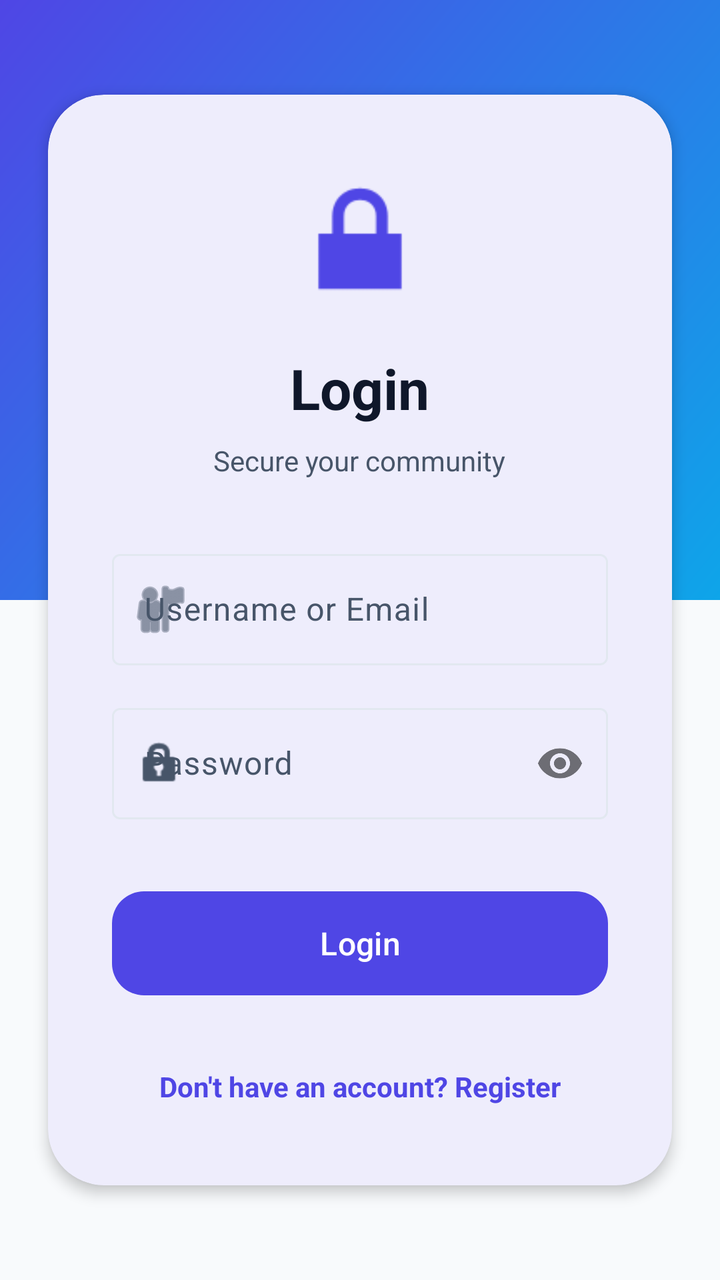
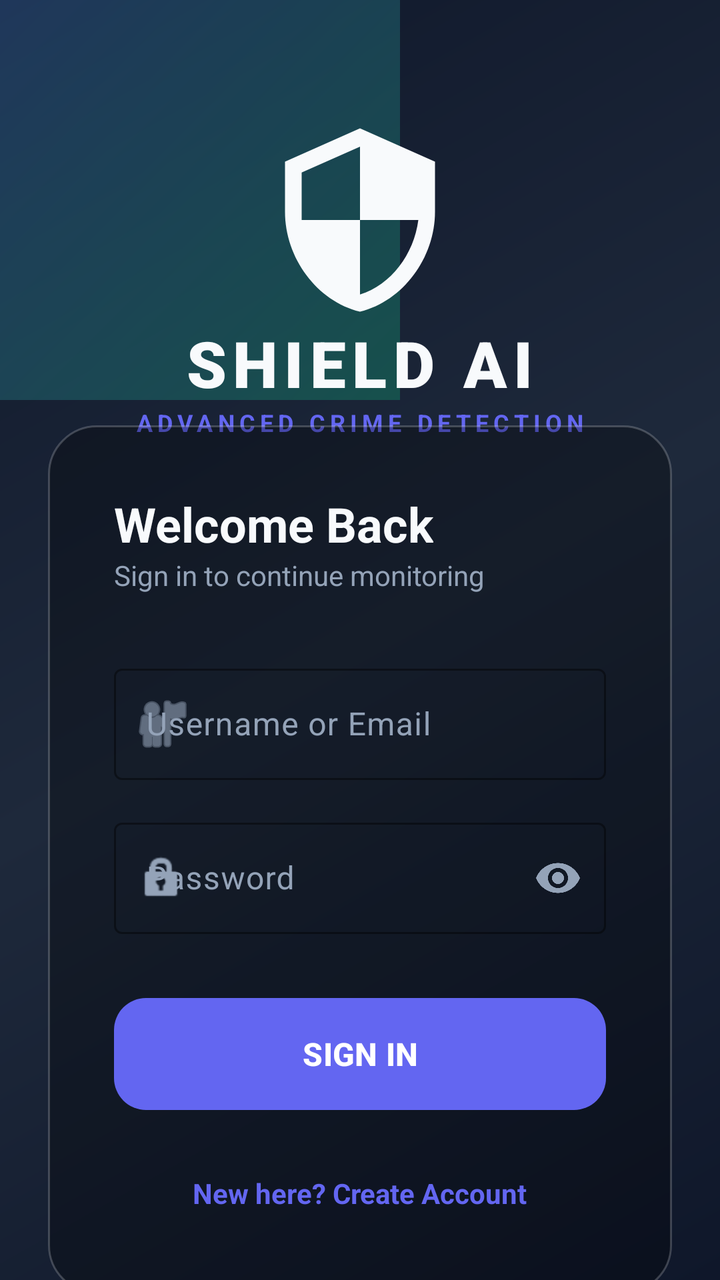

An Android layout rendered at two revisions. The XML below is the earlier revision; the diff shows what the commit changed to produce the second picture.
<!-- AndroidManifest.xml: application theme Theme.CrimeDetection -->
<!-- res/layout/activity_login.xml -->
<?xml version="1.0" encoding="utf-8"?>
<androidx.constraintlayout.widget.ConstraintLayout xmlns:android="http://schemas.android.com/apk/res/android"
    xmlns:app="http://schemas.android.com/apk/res-auto"
    android:layout_width="match_parent"
    android:layout_height="match_parent"
    android:background="?android:attr/colorBackground">

    <View
        android:id="@+id/topGradient"
        android:layout_width="match_parent"
        android:layout_height="300dp"
        android:background="@drawable/bg_gradient_primary"
        app:layout_constraintTop_toTopOf="parent" />

    <com.google.android.material.card.MaterialCardView
        android:layout_width="match_parent"
        android:layout_height="wrap_content"
        android:layout_margin="24dp"
        app:cardCornerRadius="28dp"
        app:cardElevation="4dp"
        app:layout_constraintBottom_toBottomOf="parent"
        app:layout_constraintTop_toTopOf="parent"
        app:strokeWidth="0dp">

        <LinearLayout
            android:layout_width="match_parent"
            android:layout_height="wrap_content"
            android:orientation="vertical"
            android:padding="32dp">

            <ImageView
                android:id="@+id/ivLogo"
                android:layout_width="80dp"
                android:layout_height="80dp"
                android:layout_gravity="center"
                android:src="@android:drawable/ic_lock_lock"
                app:tint="?attr/colorPrimary" />

            <TextView
                android:id="@+id/tvTitle"
                android:layout_width="wrap_content"
                android:layout_height="wrap_content"
                android:layout_gravity="center"
                android:layout_marginTop="16dp"
                android:text="@string/title_login"
                android:textColor="?attr/colorOnSurface"
                android:textSize="28sp"
                android:textStyle="bold" />

            <TextView
                android:layout_width="wrap_content"
                android:layout_height="wrap_content"
                android:layout_gravity="center"
                android:layout_marginTop="8dp"
                android:text="Secure your community"
                android:textColor="?attr/colorOnSurfaceVariant"
                android:textSize="14sp" />

            <com.google.android.material.textfield.TextInputLayout
                android:id="@+id/tilUsername"
                style="@style/Widget.Material3.TextInputLayout.OutlinedBox"
                android:layout_width="match_parent"
                android:layout_height="wrap_content"
                android:layout_marginTop="32dp"
                android:hint="@string/label_username_or_email"
                app:startIconDrawable="@android:drawable/ic_menu_myplaces">

                <com.google.android.material.textfield.TextInputEditText
                    android:id="@+id/etUsername"
                    android:layout_width="match_parent"
                    android:layout_height="wrap_content"
                    android:inputType="text" />
            </com.google.android.material.textfield.TextInputLayout>

            <com.google.android.material.textfield.TextInputLayout
                android:id="@+id/tilPassword"
                style="@style/Widget.Material3.TextInputLayout.OutlinedBox"
                android:layout_width="match_parent"
                android:layout_height="wrap_content"
                android:layout_marginTop="16dp"
                android:hint="@string/label_password"
                app:passwordToggleEnabled="true"
                app:startIconDrawable="@android:drawable/ic_lock_idle_lock">

                <com.google.android.material.textfield.TextInputEditText
                    android:id="@+id/etPassword"
                    android:layout_width="match_parent"
                    android:layout_height="wrap_content"
                    android:inputType="textPassword" />
            </com.google.android.material.textfield.TextInputLayout>

            <com.google.android.material.button.MaterialButton
                android:id="@+id/btnLogin"
                android:layout_width="match_parent"
                android:layout_height="60dp"
                android:layout_marginTop="32dp"
                android:text="@string/btn_login"
                android:textSize="16sp"
                app:cornerRadius="16dp" />

            <TextView
                android:id="@+id/tvRegister"
                android:layout_width="wrap_content"
                android:layout_height="wrap_content"
                android:layout_gravity="center"
                android:layout_marginTop="24dp"
                android:padding="8dp"
                android:text="@string/msg_no_account"
                android:textColor="?attr/colorPrimary"
                android:textStyle="bold" />

        </LinearLayout>
    </com.google.android.material.card.MaterialCardView>

</androidx.constraintlayout.widget.ConstraintLayout>
<!-- resources referenced by this layout -->
<resources>
  <string name="btn_login">Login</string>
  <string name="msg_no_account">Don\'t have an account? Register</string>
  <string name="title_login">Login</string>
  <style name="Theme.CrimeDetection" parent="Theme.Material3.DayNight.NoActionBar">
          
          <item name="colorPrimary">@color/colorPrimary</item>
          <item name="colorOnPrimary">@color/colorOnPrimary</item>
          <item name="colorPrimaryContainer">@color/colorPrimaryContainer</item>
          <item name="colorOnPrimaryContainer">@color/colorOnPrimaryContainer</item>
  
          
          <item name="colorSecondary">@color/colorSecondary</item>
          <item name="colorOnSecondary">@color/colorOnSecondary</item>
          <item name="colorSecondaryContainer">@color/colorSecondaryContainer</item>
          <item name="colorOnSecondaryContainer">@color/colorOnSecondaryContainer</item>
  
          
          <item name="colorTertiary">@color/colorTertiary</item>
          <item name="colorOnTertiary">@color/colorOnTertiary</item>
  
          
          <item name="android:statusBarColor">?attr/colorSurface</item>
          <item name="android:windowLightStatusBar">true</item>
  
          
          <item name="android:colorBackground">@color/colorBackground</item>
          <item name="colorSurface">@color/colorSurface</item>
          <item name="colorOnSurface">@color/colorOnSurface</item>
          <item name="colorSurfaceVariant">@color/colorSurfaceVariant</item>
          <item name="colorOnSurfaceVariant">@color/colorOnSurfaceVariant</item>
          <item name="colorOutline">@color/colorOutline</item>
  
          <item name="bottomNavigationStyle">@style/Widget.App.BottomNavigationView</item>
      </style>
  <color name="colorPrimary">#4F46E5</color>
  <color name="colorTertiary">#0EA5E9</color>
  <color name="colorPrimaryContainer">#EEF2FF</color>
  <color name="colorOnPrimaryContainer">#3730A3</color>
  <color name="colorSecondary">#0F172A</color>
  <color name="colorSecondaryContainer">#F1F5F9</color>
  <color name="colorOnSecondaryContainer">#1E293B</color>
  <color name="colorBackground">#F8FAFC</color>
  <color name="colorSurface">#FFFFFF</color>
  <color name="colorOnSurface">#0F172A</color>
  <color name="colorSurfaceVariant">#F1F5F9</color>
  <color name="colorOnSurfaceVariant">#475569</color>
  <color name="colorOutline">#E2E8F0</color>
  <style name="Widget.App.BottomNavigationView" parent="Widget.Material3.BottomNavigationView">
          <item name="labelVisibilityMode">labeled</item>
          <item name="itemIconTint">@color/bottom_nav_colors</item>
          <item name="itemTextColor">@color/bottom_nav_colors</item>
          <item name="itemRippleColor">@color/colorSecondaryContainer</item>
          <item name="backgroundTint">?attr/colorSurface</item>
      </style>
  <!-- unchanged entries left out for length: 6 -->
</resources>

<!-- the commit's change to res/layout/activity_login.xml (unified diff, before → after) -->
@@ -3,24 +3,63 @@
     xmlns:app="http://schemas.android.com/apk/res-auto"
     android:layout_width="match_parent"
     android:layout_height="match_parent"
-    android:background="?android:attr/colorBackground">
+    android:background="@drawable/bg_main_premium">
 
+    
     <View
-        android:id="@+id/topGradient"
-        android:layout_width="match_parent"
+        android:layout_width="300dp"
         android:layout_height="300dp"
         android:background="@drawable/bg_gradient_primary"
-        app:layout_constraintTop_toTopOf="parent" />
+        android:alpha="0.3"
+        android:translationX="-100dp"
+        android:translationY="-100dp"
+        app:layout_constraintTop_toTopOf="parent"
+        app:layout_constraintStart_toStartOf="parent" />
 
-    <com.google.android.material.card.MaterialCardView
+    <LinearLayout
+        android:id="@+id/headerArea"
+        android:layout_width="match_parent"
+        android:layout_height="wrap_content"
+        android:orientation="vertical"
+        android:gravity="center"
+        android:layout_marginTop="60dp"
+        app:layout_constraintTop_toTopOf="parent">
+
+        <ImageView
+            android:id="@+id/ivLogo"
+            android:layout_width="100dp"
+            android:layout_height="100dp"
+            android:src="@drawable/ic_crime_shield"
+            app:tint="@color/text_primary"
+            android:contentDescription="@null" />
+
+        <TextView
+            android:layout_width="wrap_content"
+            android:layout_height="wrap_content"
+            android:text="@string/label_shield_ai"
+            android:textColor="@color/text_primary"
+            android:textSize="32sp"
+            android:fontFamily="sans-serif-black"
+            android:letterSpacing="0.1" />
+
+        <TextView
+            android:layout_width="wrap_content"
+            android:layout_height="wrap_content"
+            android:text="@string/label_advanced_detection"
+            android:textColor="@color/colorPrimary"
+            android:textSize="12sp"
+            android:textStyle="bold"
+            android:letterSpacing="0.2" />
+    </LinearLayout>
+
+    <FrameLayout
         android:layout_width="match_parent"
         android:layout_height="wrap_content"
         android:layout_margin="24dp"
-        app:cardCornerRadius="28dp"
-        app:cardElevation="4dp"
+        android:padding="1dp"
+        android:background="@drawable/glass_card_bg"
         app:layout_constraintBottom_toBottomOf="parent"
-        app:layout_constraintTop_toTopOf="parent"
-        app:strokeWidth="0dp">
+        app:layout_constraintTop_toBottomOf="@id/headerArea">
 
         <LinearLayout
             android:layout_width="match_parent"
@@ -28,32 +67,19 @@
             android:orientation="vertical"
             android:padding="32dp">
 
-            <ImageView
-                android:id="@+id/ivLogo"
-                android:layout_width="80dp"
-                android:layout_height="80dp"
-                android:layout_gravity="center"
-                android:src="@android:drawable/ic_lock_lock"
-                app:tint="?attr/colorPrimary" />
-
             <TextView
-                android:id="@+id/tvTitle"
                 android:layout_width="wrap_content"
                 android:layout_height="wrap_content"
-                android:layout_gravity="center"
-                android:layout_marginTop="16dp"
-                android:text="@string/title_login"
-                android:textColor="?attr/colorOnSurface"
-                android:textSize="28sp"
+                android:text="@string/label_welcome_back"
+                android:textColor="@color/text_primary"
+                android:textSize="24sp"
                 android:textStyle="bold" />
 
             <TextView
                 android:layout_width="wrap_content"
                 android:layout_height="wrap_content"
-                android:layout_gravity="center"
-                android:layout_marginTop="8dp"
-                android:text="Secure your community"
-                android:textColor="?attr/colorOnSurfaceVariant"
+                android:text="@string/label_signin_continue"
+                android:textColor="@color/text_secondary"
                 android:textSize="14sp" />
 
             <com.google.android.material.textfield.TextInputLayout
@@ -63,12 +89,17 @@
                 android:layout_height="wrap_content"
                 android:layout_marginTop="32dp"
                 android:hint="@string/label_username_or_email"
-                app:startIconDrawable="@android:drawable/ic_menu_myplaces">
+                android:textColorHint="@color/text_secondary"
+                app:boxStrokeColor="@color/colorPrimary"
+                app:hintTextColor="@color/colorPrimary"
+                app:startIconDrawable="@android:drawable/ic_menu_myplaces"
+                app:startIconTint="@color/text_secondary">
 
                 <com.google.android.material.textfield.TextInputEditText
                     android:id="@+id/etUsername"
                     android:layout_width="match_parent"
                     android:layout_height="wrap_content"
+                    android:textColor="@color/text_primary"
                     android:inputType="text" />
             </com.google.android.material.textfield.TextInputLayout>
 
@@ -79,23 +110,32 @@
                 android:layout_height="wrap_content"
                 android:layout_marginTop="16dp"
                 android:hint="@string/label_password"
+                android:textColorHint="@color/text_secondary"
+                app:boxStrokeColor="@color/colorPrimary"
+                app:hintTextColor="@color/colorPrimary"
                 app:passwordToggleEnabled="true"
-                app:startIconDrawable="@android:drawable/ic_lock_idle_lock">
+                app:passwordToggleTint="@color/text_secondary"
+                app:startIconDrawable="@android:drawable/ic_lock_idle_lock"
+                app:startIconTint="@color/text_secondary">
 
                 <com.google.android.material.textfield.TextInputEditText
                     android:id="@+id/etPassword"
                     android:layout_width="match_parent"
                     android:layout_height="wrap_content"
+                    android:textColor="@color/text_primary"
                     android:inputType="textPassword" />
             </com.google.android.material.textfield.TextInputLayout>
 
             <com.google.android.material.button.MaterialButton
                 android:id="@+id/btnLogin"
                 android:layout_width="match_parent"
-                android:layout_height="60dp"
+                android:layout_height="56dp"
                 android:layout_marginTop="32dp"
-                android:text="@string/btn_login"
+                android:text="@string/btn_signin"
                 android:textSize="16sp"
+                android:textStyle="bold"
+                android:backgroundTint="@android:color/transparent"
+                android:background="@drawable/btn_premium"
                 app:cornerRadius="16dp" />
 
             <TextView
@@ -105,11 +145,11 @@
                 android:layout_gravity="center"
                 android:layout_marginTop="24dp"
                 android:padding="8dp"
-                android:text="@string/msg_no_account"
-                android:textColor="?attr/colorPrimary"
+                android:text="@string/label_create_account_prompt"
+                android:textColor="@color/colorPrimary"
                 android:textStyle="bold" />
 
         </LinearLayout>
-    </com.google.android.material.card.MaterialCardView>
+    </FrameLayout>
 
 </androidx.constraintlayout.widget.ConstraintLayout>
<!-- resource entries referenced after the edit -->
@@ -1,8 +1,5 @@
 <!-- resources referenced by this layout -->
 <resources>
-  <string name="btn_login">Login</string>
-  <string name="msg_no_account">Don\'t have an account? Register</string>
-  <string name="title_login">Login</string>
   <style name="Theme.CrimeDetection" parent="Theme.Material3.DayNight.NoActionBar">
           
           <item name="colorPrimary">@color/colorPrimary</item>
@@ -21,8 +18,8 @@
           <item name="colorOnTertiary">@color/colorOnTertiary</item>
   
           
-          <item name="android:statusBarColor">?attr/colorSurface</item>
-          <item name="android:windowLightStatusBar">true</item>
+          <item name="android:statusBarColor">@color/bg_dark</item>
+          <item name="android:windowLightStatusBar">false</item>
   
           
           <item name="android:colorBackground">@color/colorBackground</item>
@@ -34,23 +31,76 @@
   
           <item name="bottomNavigationStyle">@style/Widget.App.BottomNavigationView</item>
       </style>
-  <color name="colorPrimary">#4F46E5</color>
-  <color name="colorTertiary">#0EA5E9</color>
-  <color name="colorPrimaryContainer">#EEF2FF</color>
-  <color name="colorOnPrimaryContainer">#3730A3</color>
-  <color name="colorSecondary">#0F172A</color>
-  <color name="colorSecondaryContainer">#F1F5F9</color>
-  <color name="colorOnSecondaryContainer">#1E293B</color>
-  <color name="colorBackground">#F8FAFC</color>
-  <color name="colorSurface">#FFFFFF</color>
-  <color name="colorOnSurface">#0F172A</color>
-  <color name="colorSurfaceVariant">#F1F5F9</color>
-  <color name="colorOnSurfaceVariant">#475569</color>
-  <color name="colorOutline">#E2E8F0</color>
+  <color name="colorPrimary">#6366F1</color>
+  <color name="text_primary">#F8FAFC</color>
+  <color name="text_secondary">#94A3B8</color>
+  <!-- drawable bg_main_premium (drawable) -->
+  <?xml version="1.0" encoding="utf-8"?>
+  <shape xmlns:android="http://schemas.android.com/apk/res/android">
+      <gradient
+          android:angle="135"
+          android:startColor="#0F172A"
+          android:centerColor="#1E293B"
+          android:endColor="#0F172A"
+          android:type="linear" />
+  </shape>
+  <!-- drawable btn_premium (drawable) -->
+  <?xml version="1.0" encoding="utf-8"?>
+  <ripple xmlns:android="http://schemas.android.com/apk/res/android"
+      android:color="#40FFFFFF">
+      <item>
+          <shape android:shape="rectangle">
+              <gradient
+                  android:angle="0"
+                  android:endColor="#F43F5E"
+                  android:startColor="#6366F1"
+                  android:type="linear" />
+              <corners android:radius="16dp" />
+          </shape>
+      </item>
+  </ripple>
+  <!-- drawable glass_card_bg (drawable) -->
+  <?xml version="1.0" encoding="utf-8"?>
+  <shape xmlns:android="http://schemas.android.com/apk/res/android">
+      <solid android:color="#4D000000" />
+      <corners android:radius="24dp" />
+      <stroke
+          android:width="1dp"
+          android:color="#33FFFFFF" />
+  </shape>
+  <!-- drawable ic_crime_shield (drawable) -->
+  <vector xmlns:android="http://schemas.android.com/apk/res/android"
+      android:width="24dp"
+      android:height="24dp"
+      android:viewportWidth="24"
+      android:viewportHeight="24">
+      <path
+          android:fillColor="#000000"
+          android:pathData="M12,1L3,5v6c0,5.55 3.84,10.74 9,12 5.16,-1.26 9,-6.45 9,-12V5l-9,-4zm0,10.99h7c-0.53,4.12 -3.28,7.79 -7,8.94V12H5V6.3l7,-3.11v8.8z" />
+  </vector>
+  <string name="btn_signin">SIGN IN</string>
+  <string name="label_advanced_detection">ADVANCED CRIME DETECTION</string>
+  <string name="label_create_account_prompt">New here? Create Account</string>
+  <string name="label_shield_ai">SHIELD AI</string>
+  <string name="label_signin_continue">Sign in to continue monitoring</string>
+  <string name="label_welcome_back">Welcome Back</string>
+  <color name="colorTertiary">#10B981</color>
+  <color name="colorPrimaryContainer">#2D2E5F</color>
+  <color name="colorOnPrimaryContainer">#E0E7FF</color>
+  <color name="colorSecondary">#F43F5E</color>
+  <color name="colorSecondaryContainer">#541C2B</color>
+  <color name="colorOnSecondaryContainer">#FFE4E6</color>
+  <color name="bg_dark">#0F172A</color>
+  <color name="colorBackground">#0F172A</color>
+  <color name="colorSurface">#1E293B</color>
+  <color name="colorOnSurface">#F8FAFC</color>
+  <color name="colorSurfaceVariant">#334155</color>
+  <color name="colorOnSurfaceVariant">#94A3B8</color>
+  <color name="colorOutline">#475569</color>
   <style name="Widget.App.BottomNavigationView" parent="Widget.Material3.BottomNavigationView">
-          <item name="labelVisibilityMode">labeled</item>
-          <item name="itemIconTint">@color/bottom_nav_colors</item>
-          <item name="itemTextColor">@color/bottom_nav_colors</item>
+          <item name="labelVisibilityMode">unlabeled</item>
+          <item name="itemIconTint">@color/text_primary</item>
+          <item name="itemTextColor">@color/text_primary</item>
           <item name="itemRippleColor">@color/colorSecondaryContainer</item>
           <item name="backgroundTint">?attr/colorSurface</item>
       </style>
